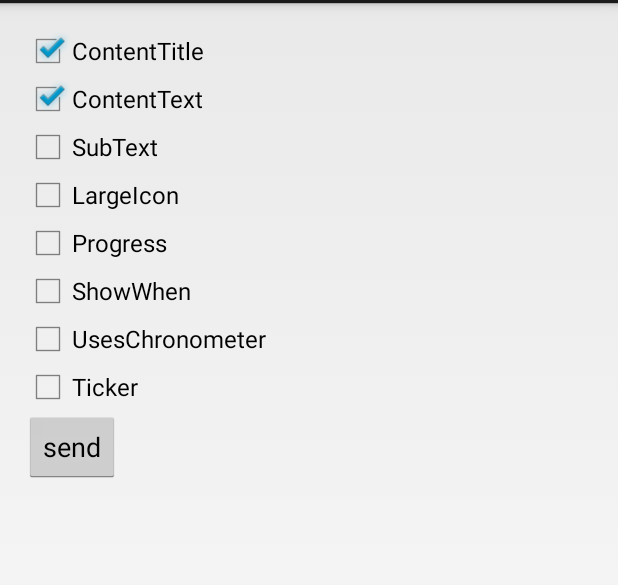
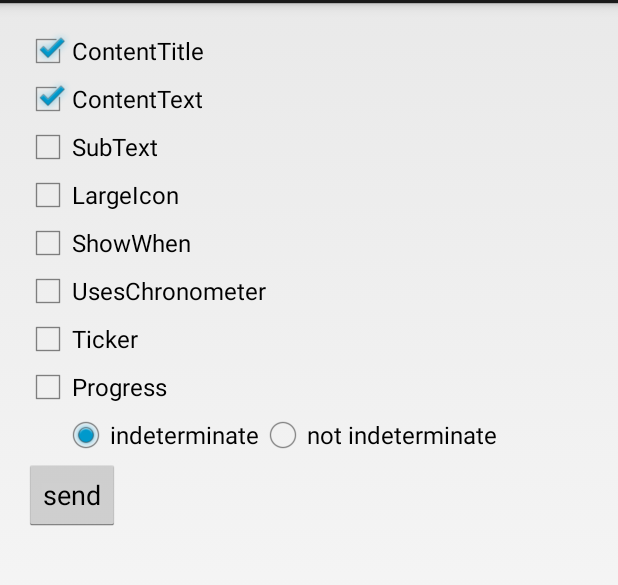
Before and after one commit to gushuwang/AndroidNotificationDemo, an Android app: the screen it shows after launch (MainActivity), on a phone screen of 412 x 824 dp, the part 69-654 px from its top. Run offline under Robolectric (Android 15) with nearby library versions, the phone set to English and light mode, and no system bars.

```diff
--- a/NotificationDemo/app/src/main/java/com/gusw/notificationdemo/MainActivity.java
+++ b/NotificationDemo/app/src/main/java/com/gusw/notificationdemo/MainActivity.java
@@ -13,6 +13,7 @@ import android.view.View;
 import android.view.ViewGroup;
 import android.widget.Button;
 import android.widget.CheckBox;
+import android.widget.RadioButton;
 
 import java.util.ArrayList;
 import java.util.List;
@@ -24,7 +25,7 @@ public class MainActivity extends Activity {
     private NotificationManager mNm;
     private int mId = 1;
 
-    private List<CheckBox> mProperties = new ArrayList<>();
+    private List<CheckBox> mCheckboxProperties = new ArrayList<>();
 
     @Override
     protected void onCreate(Bundle savedInstanceState) {
@@ -34,40 +35,33 @@ public class MainActivity extends Activity {
         mButtonContainer = (ViewGroup) findViewById(R.id.button_container);
         mNm = (NotificationManager) getSystemService(Context.NOTIFICATION_SERVICE);
 
-        addProperty("ContentTitle", true, new CheckBoxListener() {
+        addCheckboxProperty("ContentTitle", true, new CheckBoxListener() {
             @Override
             public void run(Notification.Builder builder) {
                 builder.setContentTitle("ContentTitle");
             }
         });
-        addProperty("ContentText", true, new CheckBoxListener() {
+        addCheckboxProperty("ContentText", true, new CheckBoxListener() {
             @Override
             public void run(Notification.Builder builder) {
                 builder.setContentText("ContentText");
             }
         });
-        addProperty("SubText", false, new CheckBoxListener() {
+        addCheckboxProperty("SubText", false, new CheckBoxListener() {
             @Override
             public void run(Notification.Builder builder) {
                 builder.setSubText("SubText");
             }
         });
-        addProperty("LargeIcon", false, new CheckBoxListener() {
+        addCheckboxProperty("LargeIcon", false, new CheckBoxListener() {
             @Override
             public void run(Notification.Builder builder) {
                 Bitmap large = BitmapFactory.decodeResource(getResources(), R.mipmap.ic_launcher);
                 builder.setLargeIcon(large);
             }
         });
-        addProperty("Progress", false, new CheckBoxListener() {
-            @Override
-            public void run(Notification.Builder builder) {
-                builder.setProgress(100, 70, true);
-            }
-        });
-
         if (Build.VERSION.SDK_INT >= 17) {
-            addProperty("ShowWhen", false, new CheckBoxListener() {
+            addCheckboxProperty("ShowWhen", false, new CheckBoxListener() {
                 @Override
                 public void run(Notification.Builder builder) {
                     builder.setShowWhen(true);
@@ -75,18 +69,19 @@ public class MainActivity extends Activity {
             });
         }
 
-        addProperty("UsesChronometer", false, new CheckBoxListener() {
+        addCheckboxProperty("UsesChronometer", false, new CheckBoxListener() {
             @Override
             public void run(Notification.Builder builder) {
                 builder.setUsesChronometer(true);
             }
         });
-        addProperty("Ticker", false, new CheckBoxListener() {
+        addCheckboxProperty("Ticker", false, new CheckBoxListener() {
             @Override
             public void run(Notification.Builder builder) {
                 builder.setTicker("Ticker");
             }
         });
+        addProgressProperty("Progress", false, true);
 
         addButton("send");
     }
@@ -100,7 +95,7 @@ public class MainActivity extends Activity {
             public void onClick(View view) {
                 Notification.Builder builder = new Notification.Builder(MainActivity.this);
                 builder.setSmallIcon(R.mipmap.ic_launcher);
-                for (CheckBox checkBox : mProperties) {
+                for (CheckBox checkBox : mCheckboxProperties) {
                     if (checkBox.isChecked()) {
                         Object tag = checkBox.getTag();
                         if (tag != null && tag instanceof CheckBoxListener) {
@@ -114,14 +109,33 @@ public class MainActivity extends Activity {
         mButtonContainer.addView(btn);
     }
 
-    private void addProperty(CharSequence text, boolean checked, CheckBoxListener listener) {
+    private void addCheckboxProperty(CharSequence text, boolean checked, CheckBoxListener listener) {
         CheckBox checkbox = (CheckBox) LayoutInflater.from(this)
                 .inflate(R.layout.checkbox, mButtonContainer, false);
         checkbox.setText(text);
         checkbox.setChecked(checked);
         checkbox.setTag(listener);
-        mProperties.add(checkbox);
+        mCheckboxProperties.add(checkbox);
         mButtonContainer.addView(checkbox);
+    }
+
+    private void addProgressProperty(CharSequence text, boolean checked, boolean indeterminate) {
+        View container = LayoutInflater.from(this).inflate(R.layout.progress, mButtonContainer, false);
+        CheckBox progress = (CheckBox) container.findViewById(R.id.progress_checkbox);
+        final RadioButton indeterminateBtn = (RadioButton) container.findViewById(R.id.progress_indeterminate);
+
+        progress.setChecked(checked);
+        indeterminateBtn.setChecked(indeterminate);
+
+        progress.setTag(new CheckBoxListener() {
+            @Override
+            public void run(Notification.Builder builder) {
+                builder.setProgress(100, 70, indeterminateBtn.isChecked());
+            }
+        });
+
+        mCheckboxProperties.add(progress);
+        mButtonContainer.addView(container);
     }
 
     private int nextId() {
--- a/NotificationDemo/app/src/main/res/layout/activity_main.xml
+++ b/NotificationDemo/app/src/main/res/layout/activity_main.xml
@@ -15,6 +15,5 @@
         android:layout_width="match_parent"
         android:layout_height="match_parent"
         android:orientation="vertical">
-
     </LinearLayout>
 </ScrollView>
--- /dev/null
+++ b/NotificationDemo/app/src/main/res/layout/progress.xml
@@ -0,0 +1,31 @@
+<?xml version="1.0" encoding="utf-8"?>
+<LinearLayout xmlns:android="http://schemas.android.com/apk/res/android"
+    android:orientation="vertical"
+    android:layout_width="match_parent"
+    android:layout_height="match_parent">
+
+    <CheckBox
+        android:id="@+id/progress_checkbox"
+        android:layout_width="wrap_content"
+        android:layout_height="wrap_content"
+        android:text="Progress"/>
+
+    <RadioGroup
+        android:layout_width="wrap_content"
+        android:layout_height="wrap_content"
+        android:orientation="horizontal"
+        android:layout_marginStart="25dp">
+
+        <RadioButton
+            android:id="@+id/progress_indeterminate"
+            android:layout_width="wrap_content"
+            android:layout_height="wrap_content"
+            android:text="indeterminate"/>
+
+        <RadioButton
+            android:id="@+id/progress_not_indeterminate"
+            android:layout_width="wrap_content"
+            android:layout_height="wrap_content"
+            android:text="not indeterminate"/>
+    </RadioGroup>
+</LinearLayout>
```
